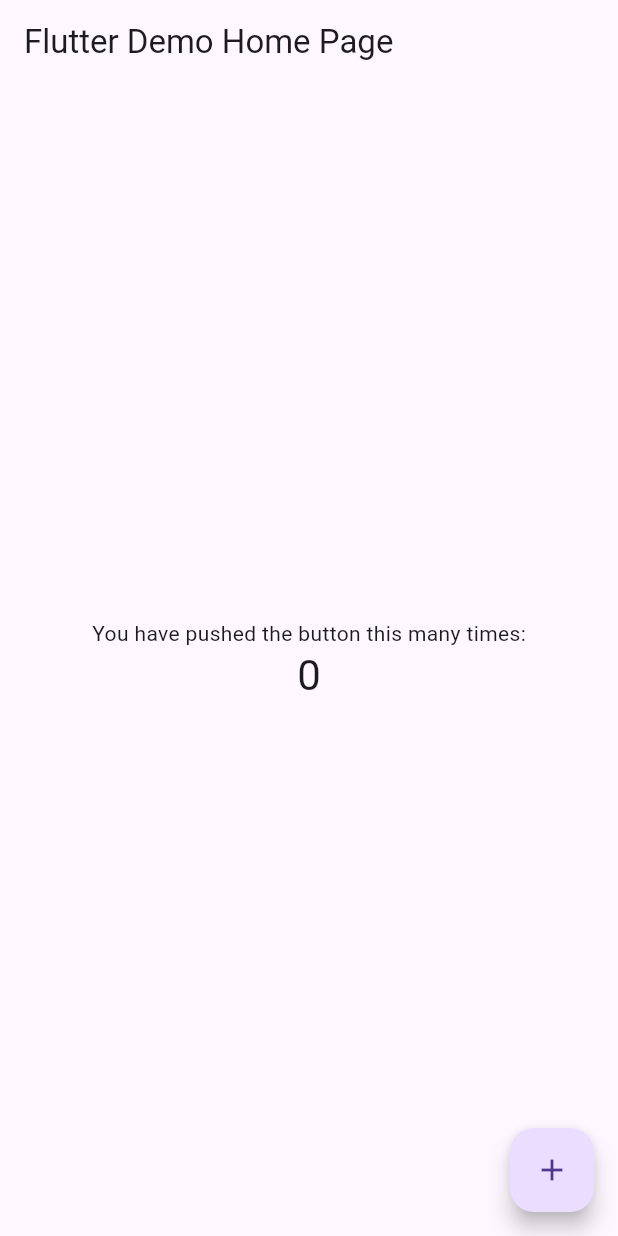
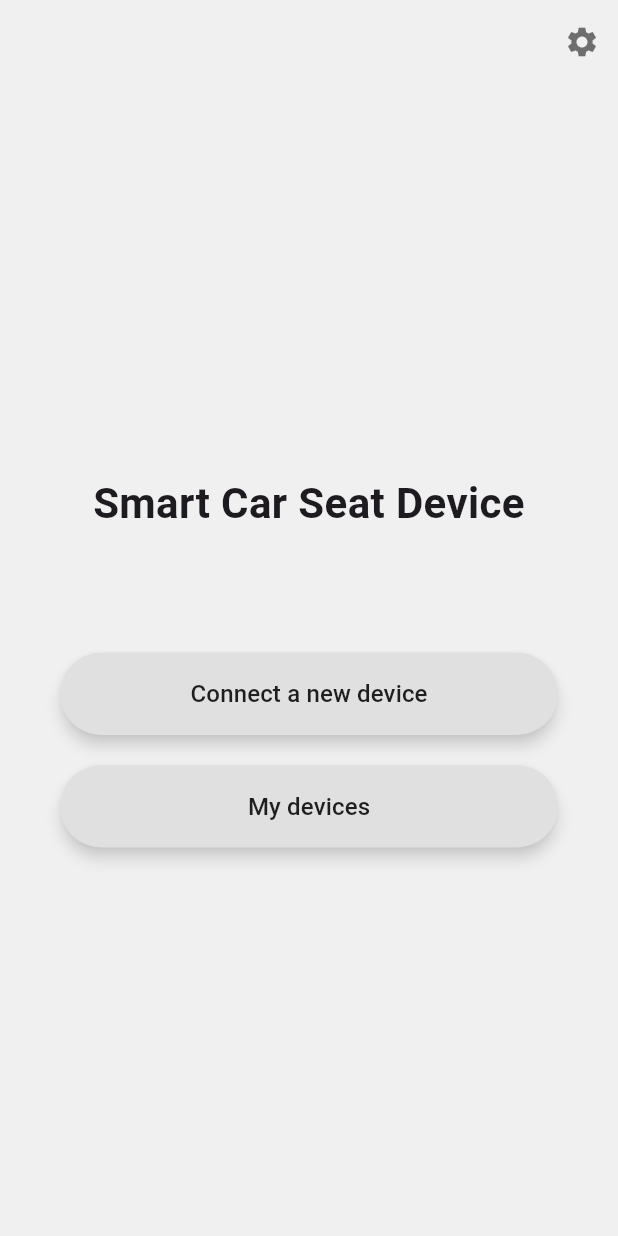
Before and after one commit to CessarLechuga/CarSeatSensor, a Flutter app: the screen it shows after launch, on a phone screen of 412 x 824 dp. Run offline on Flutter 3.47's test engine with Material 3 defaults, Android fonts, the phone set to English and light mode, and no system bars.

Commit message:
feat: Create initial splash screen UI

```diff
--- a/lib/main.dart
+++ b/lib/main.dart
@@ -7,109 +7,109 @@ void main() {
 class MyApp extends StatelessWidget {
   const MyApp({super.key});
 
-  // This widget is the root of your application.
   @override
   Widget build(BuildContext context) {
+    // MaterialApp is the root of your app.
     return MaterialApp(
-      title: 'Flutter Demo',
+      title: 'Smart Car Seat',
       theme: ThemeData(
-        // This is the theme of your application.
-        //
-        // Try running your application with "flutter run". You'll see the
-        // application has a blue toolbar. Then, without quitting the app, try
-        // changing the primarySwatch below to Colors.green and then invoke
-        // "hot reload" (press "r" in the console where you ran "flutter run",
-        // or simply save your changes to "hot reload" in a Flutter IDE).
-        // Notice that the counter didn't reset back to zero; the application
-        // is not restarted.
-        primarySwatch: Colors.blue,
+        // Set the background color for the whole app.
+        scaffoldBackgroundColor: const Color(0xFFF0F0F0),
+        brightness: Brightness.light,
       ),
-      home: const MyHomePage(title: 'Flutter Demo Home Page'),
+      debugShowCheckedModeBanner: false, // Hides the debug banner
+      home: const SplashScreen(), // This sets your new screen as the home page.
     );
   }
 }
 
-class MyHomePage extends StatefulWidget {
-  const MyHomePage({super.key, required this.title});
-
-  // This widget is the home page of your application. It is stateful, meaning
-  // that it has a State object (defined below) that contains fields that affect
-  // how it looks.
-
-  // This class is the configuration for the state. It holds the values (in this
-  // case the title) provided by the parent (in this case the App widget) and
-  // used by the build method of the State. Fields in a Widget subclass are
-  // always marked "final".
-
-  final String title;
-
-  @override
-  State<MyHomePage> createState() => _MyHomePageState();
-}
-
-class _MyHomePageState extends State<MyHomePage> {
-  int _counter = 0;
-
-  void _incrementCounter() {
-    setState(() {
-      // This call to setState tells the Flutter framework that something has
-      // changed in this State, which causes it to rerun the build method below
-      // so that the display can reflect the updated values. If we changed
-      // _counter without calling setState(), then the build method would not be
-      // called again, and so nothing would appear to happen.
-      _counter++;
-    });
-  }
+class SplashScreen extends StatelessWidget {
+  const SplashScreen({super.key});
 
   @override
   Widget build(BuildContext context) {
-    // This method is rerun every time setState is called, for instance as done
-    // by the _incrementCounter method above.
-    //
-    // The Flutter framework has been optimized to make rerunning build methods
-    // fast, so that you can just rebuild anything that needs updating rather
-    // than having to individually change instances of widgets.
+    // Scaffold is the basic structure of a visual screen.
     return Scaffold(
       appBar: AppBar(
-        // Here we take the value from the MyHomePage object that was created by
-        // the App.build method, and use it to set our appbar title.
-        title: Text(widget.title),
+        // We make the AppBar invisible to just place the icon.
+        backgroundColor: Colors.transparent,
+        elevation: 0,
+        actions: [
+          // This is the settings icon on the top right.
+          IconButton(
+            icon: const Icon(Icons.settings, color: Colors.black54),
+            onPressed: () {
+              // Action for settings button goes here.
+            },
+          ),
+        ],
       ),
       body: Center(
-        // Center is a layout widget. It takes a single child and positions it
-        // in the middle of the parent.
-        child: Column(
-          // Column is also a layout widget. It takes a list of children and
-          // arranges them vertically. By default, it sizes itself to fit its
-          // children horizontally, and tries to be as tall as its parent.
-          //
-          // Invoke "debug painting" (press "p" in the console, choose the
-          // "Toggle Debug Paint" action from the Flutter Inspector in Android
-          // Studio, or the "Toggle Debug Paint" command in Visual Studio Code)
-          // to see the wireframe for each widget.
-          //
-          // Column has various properties to control how it sizes itself and
-          // how it positions its children. Here we use mainAxisAlignment to
-          // center the children vertically; the main axis here is the vertical
-          // axis because Columns are vertical (the cross axis would be
-          // horizontal).
-          mainAxisAlignment: MainAxisAlignment.center,
-          children: <Widget>[
-            const Text(
-              'You have pushed the button this many times:',
-            ),
-            Text(
-              '$_counter',
-              style: Theme.of(context).textTheme.headlineMedium,
-            ),
-          ],
+        child: Padding(
+          padding: const EdgeInsets.symmetric(horizontal: 40.0),
+          child: Column(
+            mainAxisAlignment: MainAxisAlignment.center, // Centers content vertically
+            crossAxisAlignment: CrossAxisAlignment.stretch, // Stretches buttons to fill width
+            children: [
+              // This is the main title text.
+              const Text(
+                'Smart Car Seat Device',
+                textAlign: TextAlign.center,
+                style: TextStyle(
+                  fontSize: 28,
+                  fontWeight: FontWeight.bold,
+                ),
+              ),
+
+              const SizedBox(height: 80), // Adds space between title and buttons
+
+              // This is the "Connect a new device" button.
+              ElevatedButton(
+                style: ElevatedButton.styleFrom(
+                  backgroundColor: const Color(0xFFE0E0E0), // Button background color
+                  foregroundColor: Colors.black87, // Text color
+                  elevation: 4.0, // Shadow depth
+                  shadowColor: Colors.grey.withOpacity(0.5),
+                  padding: const EdgeInsets.symmetric(vertical: 16),
+                  shape: RoundedRectangleBorder(
+                    borderRadius: BorderRadius.circular(30.0), // Rounded corners
+                  ),
+                ),
+                onPressed: () {
+                  // Action for "Connect" button goes here.
+                },
+                child: const Text(
+                  'Connect a new device',
+                  style: TextStyle(fontSize: 16),
+                ),
+              ),
+
+              const SizedBox(height: 20), // Adds space between the two buttons
+
+              // This is the "My devices" button.
+              ElevatedButton(
+                style: ElevatedButton.styleFrom(
+                  backgroundColor: const Color(0xFFE0E0E0),
+                  foregroundColor: Colors.black87,
+                  elevation: 4.0,
+                  shadowColor: Colors.grey.withOpacity(0.5),
+                  padding: const EdgeInsets.symmetric(vertical: 16),
+                  shape: RoundedRectangleBorder(
+                    borderRadius: BorderRadius.circular(30.0),
+                  ),
+                ),
+                onPressed: () {
+                  // Action for "My devices" button goes here.
+                },
+                child: const Text(
+                  'My devices',
+                  style: TextStyle(fontSize: 16),
+                ),
+              ),
+            ],
+          ),
         ),
       ),
-      floatingActionButton: FloatingActionButton(
-        onPressed: _incrementCounter,
-        tooltip: 'Increment',
-        child: const Icon(Icons.add),
-      ), // This trailing comma makes auto-formatting nicer for build methods.
     );
   }
 }
```
Also changed, not shown: pubspec.lock.
